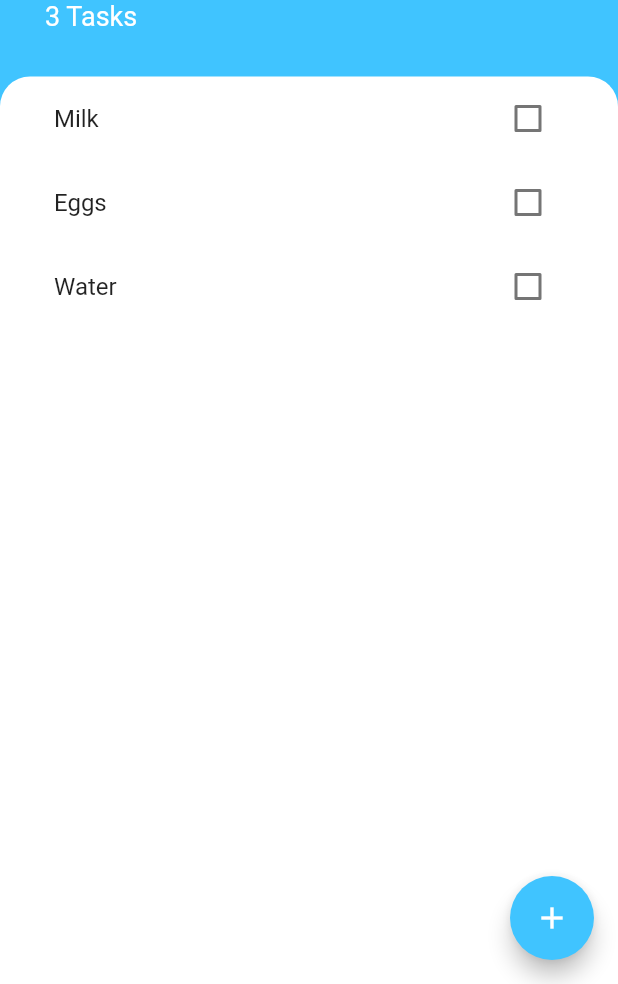
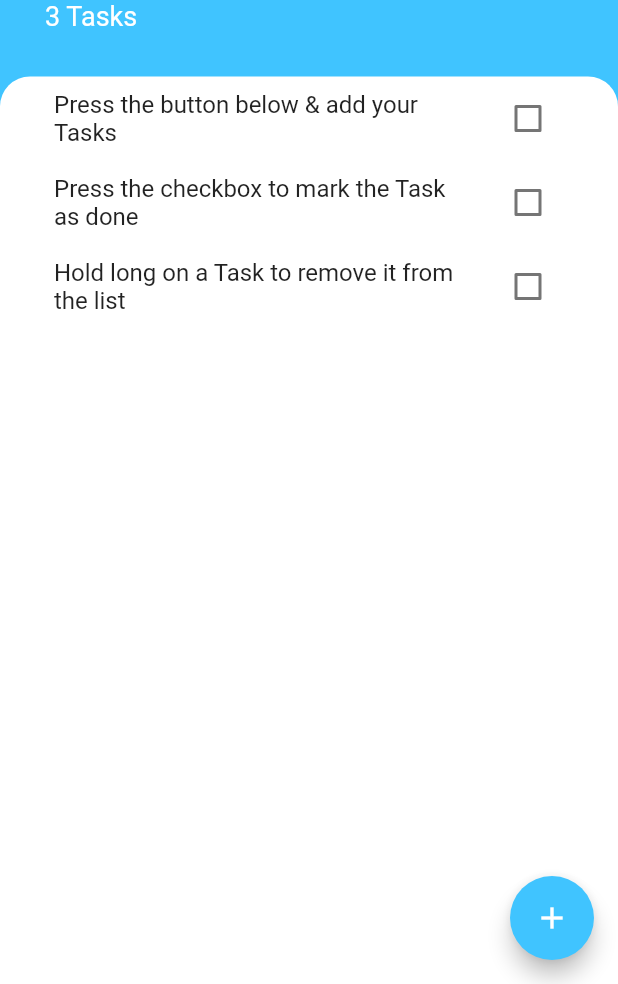
Before and after one commit to arnabb38/todoey, a Flutter app: the screen it shows after launch, on a phone screen of 412 x 824 dp, the part 252-1236 px from its top. Run offline on Flutter 3.47's test engine with Material 2 defaults, Android fonts, the phone set to English and light mode, and no system bars.

Commit message:
checked empty textfield in add task screen

```diff
--- a/lib/models/task_data.dart
+++ b/lib/models/task_data.dart
@@ -4,9 +4,9 @@ import 'dart:collection';
 
 class TaskData extends ChangeNotifier {
   List<Task> _tasks = [
-    Task(name: "Milk"),
-    Task(name: "Eggs"),
-    Task(name: "Water"),
+    Task(name: "Press the button below & add your Tasks"),
+    Task(name: "Press the checkbox to mark the Task as done"),
+    Task(name: "Hold long on a Task to remove it from the list"),
   ];
 
   UnmodifiableListView<Task> get tasks {
--- a/lib/screens/add_task_screen.dart
+++ b/lib/screens/add_task_screen.dart
@@ -40,9 +40,10 @@ class AddTaskScreen extends StatelessWidget {
             ElevatedButton(
               child: Text("Add"),
               onPressed: () {
-                // TODO: add a null safety for empty textField
-                Provider.of<TaskData>(context, listen: false).addTask(
-                    newTaskTitle); // added "listen: false" to fix the functionality
+                if (newTaskTitle != null) {
+                  Provider.of<TaskData>(context, listen: false).addTask(
+                      newTaskTitle); // added "listen: false" to fix the functionality
+                }
                 Navigator.pop(context);
               },
             ),
```
Also changed, not shown: 1 other file.
